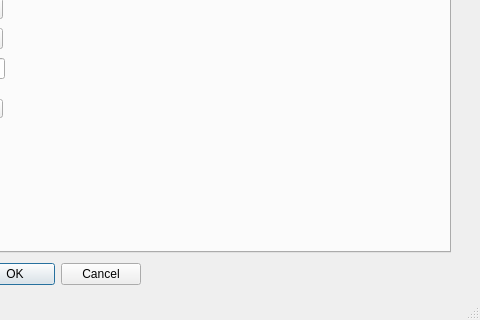
This is params/mainwindow.ui in alaguillog/Params as Qt 5 draws it before an edit; both pictures show x 320 to 800 and y 257 to 577 of the 800 by 577 pixel window. The edited form follows.
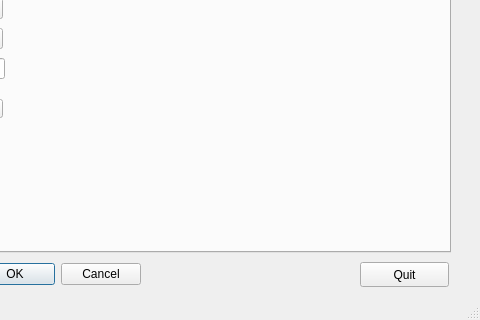
This is the edited form.

The edit to the form file:
```diff
--- a/params/mainwindow.ui
+++ b/params/mainwindow.ui
@@ -2013,6 +2013,19 @@
      <set>QDialogButtonBox::Cancel|QDialogButtonBox::Ok</set>
     </property>
    </widget>
+   <widget class="QPushButton" name="pushButton">
+    <property name="geometry">
+     <rect>
+      <x>680</x>
+      <y>500</y>
+      <width>89</width>
+      <height>25</height>
+     </rect>
+    </property>
+    <property name="text">
+     <string>Quit</string>
+    </property>
+   </widget>
   </widget>
   <widget class="QMenuBar" name="menubar">
    <property name="geometry">
```
